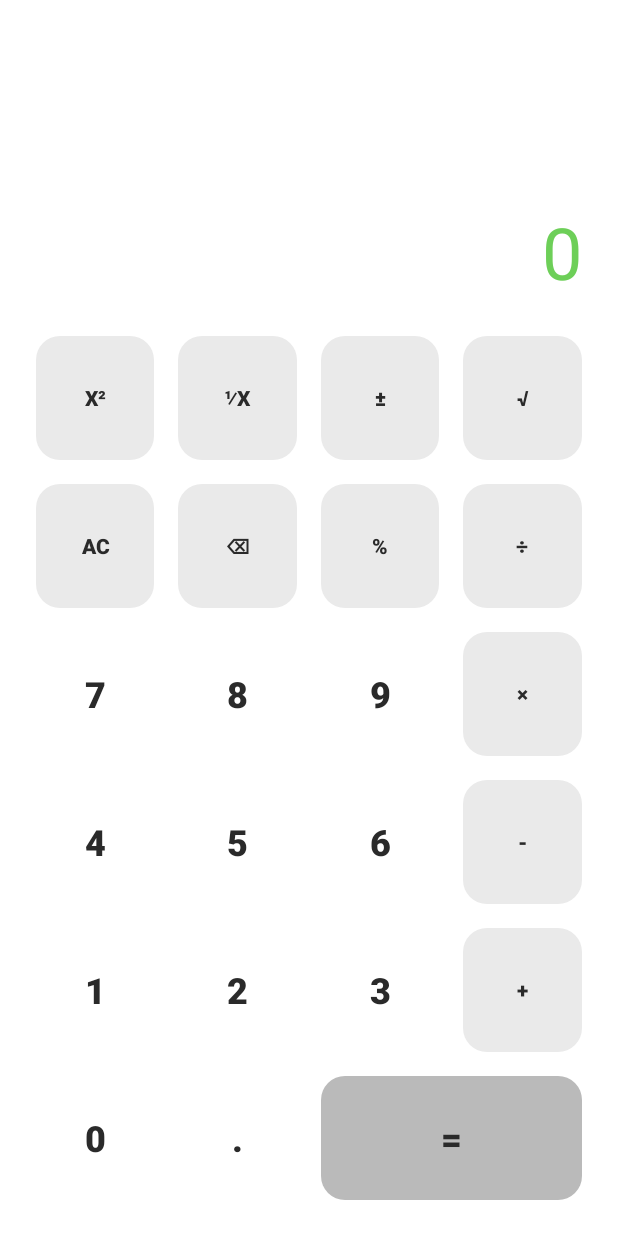
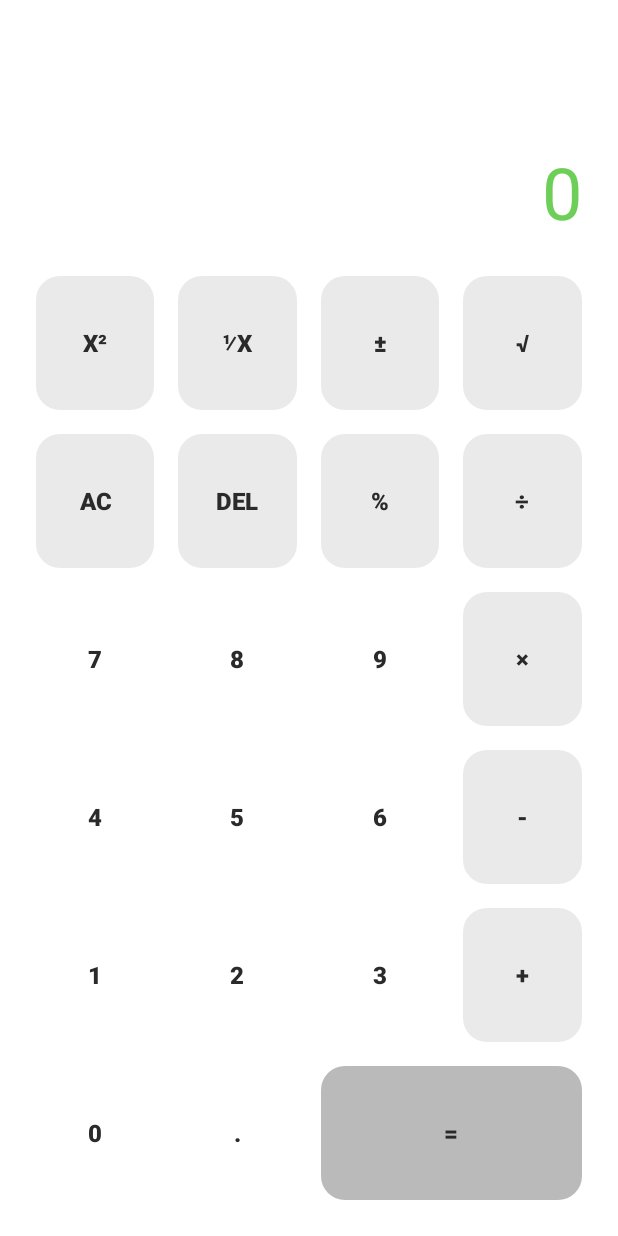
Before and after one commit to setilanaji/android-calculator, an Android app: the layout activity_main.xml on its own in the app's theme, with its tools: preview values and no code run, on a phone screen of 412 x 824 dp. Run offline under Robolectric (Android 15) with nearby library versions, the phone set to English and light mode, and no system bars.

Commit message:
fix screen issue

```diff
--- a/app/src/main/res/layout/activity_main.xml
+++ b/app/src/main/res/layout/activity_main.xml
@@ -11,7 +11,7 @@
     <LinearLayout
         android:id="@+id/linearLayout"
         android:layout_width="match_parent"
-        android:layout_height="200dp"
+        android:layout_height="160dp"
         android:paddingBottom="16dp"
         android:paddingStart="8dp"
         android:paddingEnd="8dp"
@@ -116,7 +116,7 @@
             android:id="@+id/button_delete"
             android:layout_width="0dp"
             android:layout_height="0dp"
-            android:text="\u232b"
+            android:text="Del"
             app:layout_column="1"
             app:layout_columnWeight="1"
             app:layout_row="1"
--- a/app/src/main/res/values-night/themes.xml
+++ b/app/src/main/res/values-night/themes.xml
@@ -22,7 +22,7 @@
         <item name="android:textColor">@drawable/button_operation_text</item>
         <item name="android:textStyle">bold</item>
         <item name="android:padding">16dp</item>
-        <item name="android:textSize">24sp</item>
+        <item name="android:textSize">16sp</item>
         <item name="android:layout_margin">8dp</item>
     </style>
 
@@ -31,7 +31,7 @@
         <item name="android:textColor">@drawable/button_operation_text</item>
         <item name="android:textStyle">bold</item>
         <item name="android:padding">16dp</item>
-        <item name="android:textSize">24sp</item>
+        <item name="android:textSize">16sp</item>
         <item name="android:layout_margin">8dp</item>
     </style>
 
@@ -40,7 +40,7 @@
         <item name="android:textColor">@drawable/button_operation_text</item>
         <item name="android:textStyle">bold</item>
         <item name="android:padding">16dp</item>
-        <item name="android:textSize">24sp</item>
+        <item name="android:textSize">16sp</item>
         <item name="android:layout_margin">8dp</item>
     </style>
 
--- a/app/src/main/res/values/themes.xml
+++ b/app/src/main/res/values/themes.xml
@@ -21,6 +21,7 @@
         <item name="android:background">@drawable/button_operation</item>
         <item name="android:textColor">@drawable/button_operation_text</item>
         <item name="android:textStyle">bold</item>
+        <item name="android:textSize">16sp</item>
         <item name="android:padding">16dp</item>
         <item name="android:layout_margin">8dp</item>
     </style>
@@ -29,7 +30,7 @@
         <item name="android:background">@drawable/button_numeric</item>
         <item name="android:textColor">@drawable/button_operation_text</item>
         <item name="android:textStyle">bold</item>
-        <item name="android:textSize">24sp</item>
+        <item name="android:textSize">16sp</item>
         <item name="android:padding">16dp</item>
         <item name="android:layout_margin">8dp</item>
     </style>
@@ -39,7 +40,7 @@
         <item name="android:textColor">@drawable/button_operation_text</item>
         <item name="android:textStyle">bold</item>
         <item name="android:padding">16dp</item>
-        <item name="android:textSize">24sp</item>
+        <item name="android:textSize">16sp</item>
         <item name="android:layout_margin">8dp</item>
     </style>
 
```
